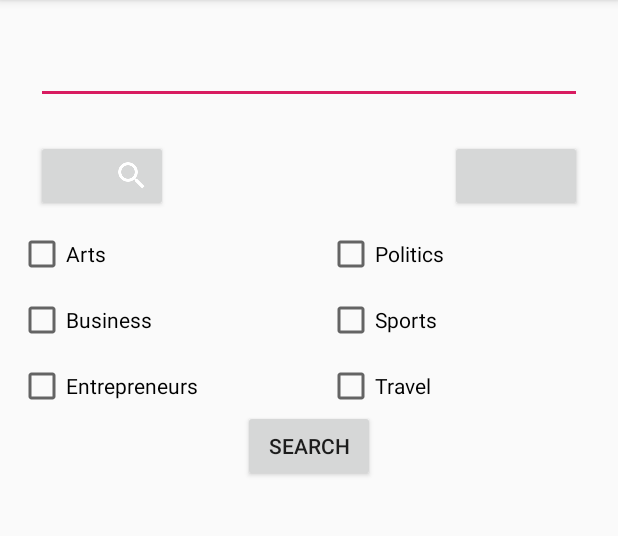
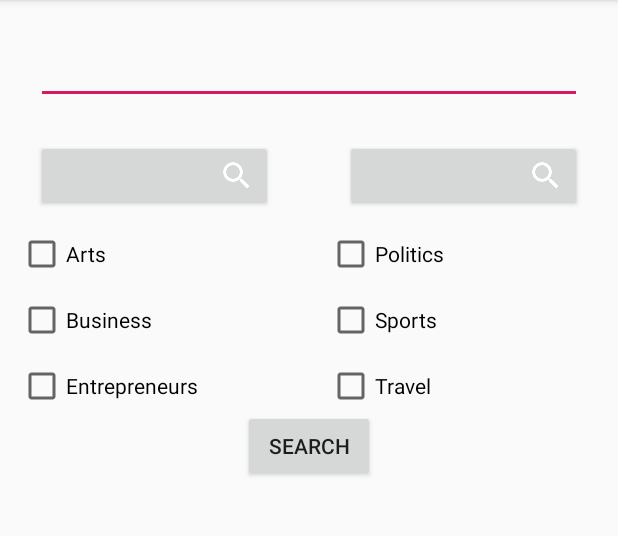
Before and after one commit to PBarthuel/MyNews, an Android app: the SearchActivity screen opened directly, with no data from a screen before it, after a tap on "SEARCH", on a phone screen of 412 x 824 dp, the part 84-620 px from its top. Run offline under Robolectric (Android 15) with nearby library versions, the phone set to English and light mode, and no system bars; network calls fail.

```diff
--- a/app/src/main/java/com/example/mynews/SearchActivity.java
+++ b/app/src/main/java/com/example/mynews/SearchActivity.java
@@ -18,7 +18,13 @@ public class SearchActivity extends AppCompatActivity implements DatePickerDialo
 
     private SearchManager searchManager = new SearchManager();
     private Button selectPastDate;
-    private Button selectFuturDate;
+    private Button selectFutureDate;
+    private CheckBox artsCheckBox;
+    private CheckBox politicsCheckBox;
+    private CheckBox businessCheckBox;
+    private CheckBox sportsCheckBox;
+    private CheckBox entrepreneursCheckBox;
+    private CheckBox travelCheckBox;
 
     @Override
     protected void onCreate(Bundle savedInstanceState) {
@@ -26,28 +32,30 @@ public class SearchActivity extends AppCompatActivity implements DatePickerDialo
         setContentView(R.layout.activity_search);
 
         selectPastDate = findViewById(R.id.pastdate_btn);
-        selectFuturDate = findViewById(R.id.futurdate_tv);
+        selectFutureDate = findViewById(R.id.futurdate_tv);
 
         Button button = findViewById(R.id.search_btn_launch_search);
 
+        final List<String> tagList = new ArrayList<>();
+
         final EditText editText = findViewById(R.id.search_et_user);
 
-        CheckBox artsCheckBox = findViewById(R.id.search_arts_checkbox);
+        artsCheckBox = findViewById(R.id.search_arts_checkbox);
         artsCheckBox.setTag("arts");
 
-        CheckBox politicsCheckBox = findViewById(R.id.search_politics_checkbox);
+        politicsCheckBox = findViewById(R.id.search_politics_checkbox);
         politicsCheckBox.setTag("politics");
 
-        CheckBox businessCheckBox = findViewById(R.id.search_business_checkbox);
+        businessCheckBox = findViewById(R.id.search_business_checkbox);
         businessCheckBox.setTag("buisness");
 
-        CheckBox sportsCheckBox = findViewById(R.id.search_sports_checkbox);
+        sportsCheckBox = findViewById(R.id.search_sports_checkbox);
         sportsCheckBox.setTag("sports");
 
-        CheckBox entrepreneursCheckBox = findViewById(R.id.search_entrepreneurs_checkbox);
+        entrepreneursCheckBox = findViewById(R.id.search_entrepreneurs_checkbox);
         entrepreneursCheckBox.setTag("entrepreneurs");
 
-        CheckBox travelCheckBox = findViewById(R.id.search_travel_checkbox);
+        travelCheckBox = findViewById(R.id.search_travel_checkbox);
         travelCheckBox.setTag("travel");
 
         selectPastDate.setOnClickListener(new View.OnClickListener() {
@@ -57,7 +65,7 @@ public class SearchActivity extends AppCompatActivity implements DatePickerDialo
             }
         });
 
-        selectFuturDate.setOnClickListener(new View.OnClickListener() {
+        selectFutureDate.setOnClickListener(new View.OnClickListener() {
             @Override
             public void onClick(View v) {
                 showDatePickerDialog(false);
@@ -67,7 +75,7 @@ public class SearchActivity extends AppCompatActivity implements DatePickerDialo
         button.setOnClickListener(new View.OnClickListener() {
             @Override
             public void onClick(View v) {
-                switch (searchManager.isUserInputCorrect(editText.getText().toString(), new ArrayList<String>(), null, null)) {
+                switch (searchManager.isUserInputCorrect(editText.getText().toString(), getCheckTagList(tagList), null, null)) {
                     case OK:
                         Toast.makeText(SearchActivity.this, "Ok", Toast.LENGTH_SHORT).show();
                         break;
@@ -77,6 +85,11 @@ public class SearchActivity extends AppCompatActivity implements DatePickerDialo
                     case NO_SECTIONS_SELECTED:
                         Toast.makeText(SearchActivity.this, "You must select at least one section", Toast.LENGTH_SHORT).show();
                         break;
+                    case DATE_IS_INCORRECT:
+                        Toast.makeText(SearchActivity.this, "The date you select is incorrect", Toast.LENGTH_SHORT).show();
+                        break;
+                    case BEGIN_DATE_IS_IN_THE_FUTURE:
+                        Toast.makeText(SearchActivity.this, "Begin date is in the future", Toast.LENGTH_SHORT).show();
                 }
             }
         });
@@ -92,12 +105,48 @@ public class SearchActivity extends AppCompatActivity implements DatePickerDialo
         if (isStartDate) {
             selectPastDate.setText(localDate.toString());
         } else {
-            selectFuturDate.setText(localDate.toString());
-
+            selectFutureDate.setText(localDate.toString());
         }
     }
 
-    private List<String> getCheckTag(CheckBox checkBox, List<String> tagList) {
+    private List<String> getCheckTagList(List<String> tagList) {
+
+        if (artsCheckBox.isChecked()) {
+            tagList.add(artsCheckBox.getTag().toString());
+        }else {
+            tagList.remove(artsCheckBox.getTag().toString());
+        }
+
+        if (politicsCheckBox.isChecked()) {
+            tagList.add(politicsCheckBox.getTag().toString());
+        }else {
+            tagList.remove(politicsCheckBox.getTag().toString());
+        }
+
+        if (businessCheckBox.isChecked()) {
+            tagList.add(businessCheckBox.getTag().toString());
+        }else {
+            tagList.remove(businessCheckBox.getTag().toString());
+        }
+
+        if (sportsCheckBox.isChecked()) {
+            tagList.add(sportsCheckBox.getTag().toString());
+        }else {
+            tagList.remove(sportsCheckBox.getTag().toString());
+        }
+
+        if (entrepreneursCheckBox.isChecked()) {
+            tagList.add(entrepreneursCheckBox.getTag().toString());
+        }else {
+            tagList.remove(entrepreneursCheckBox.getTag().toString());
+        }
+
+        if (travelCheckBox.isChecked()) {
+            tagList.add(travelCheckBox.getTag().toString());
+        }else {
+            tagList.remove(travelCheckBox.getTag().toString());
+        }
+
         return tagList;
     }
 }
--- a/app/src/main/java/com/example/mynews/SearchInputState.java
+++ b/app/src/main/java/com/example/mynews/SearchInputState.java
@@ -6,5 +6,4 @@ public enum SearchInputState {
     DATE_IS_INCORRECT,
     BEGIN_DATE_IS_IN_THE_FUTURE,
     OK
-
 }
--- a/app/src/main/res/layout/activity_search.xml
+++ b/app/src/main/res/layout/activity_search.xml
@@ -28,6 +28,7 @@
         android:layout_height="wrap_content"
         app:layout_constraintStart_toStartOf="parent"
         app:layout_constraintTop_toBottomOf="@id/search_et_user"
+        app:layout_constraintEnd_toEndOf="@id/search_guide_line_half"
         android:layout_margin="24dp"
         android:drawableEnd="@drawable/ic_search_white_24dp"/>
 
@@ -36,8 +37,10 @@
         android:layout_width="0dp"
         android:layout_height="wrap_content"
         app:layout_constraintEnd_toEndOf="parent"
+        app:layout_constraintStart_toStartOf="@id/search_guide_line_half"
         app:layout_constraintTop_toBottomOf="@id/search_et_user"
-        android:layout_margin="24dp" />
+        android:layout_margin="24dp"
+        android:drawableEnd="@drawable/ic_search_white_24dp" />
 
     <CheckBox
         android:id="@+id/search_arts_checkbox"
--- a/build.gradle
+++ b/build.gradle
@@ -7,7 +7,7 @@ buildscript {
 
     }
     dependencies {
-        classpath 'com.android.tools.build:gradle:3.5.0'
+        classpath 'com.android.tools.build:gradle:3.5.1'
 
         // NOTE: Do not place your application dependencies here; they belong
         // in the individual module build.gradle files
```
Also changed, not shown: app/src/main/java/com/example/mynews/SearchManager.java (+3 -5 lines), 1 other file.
